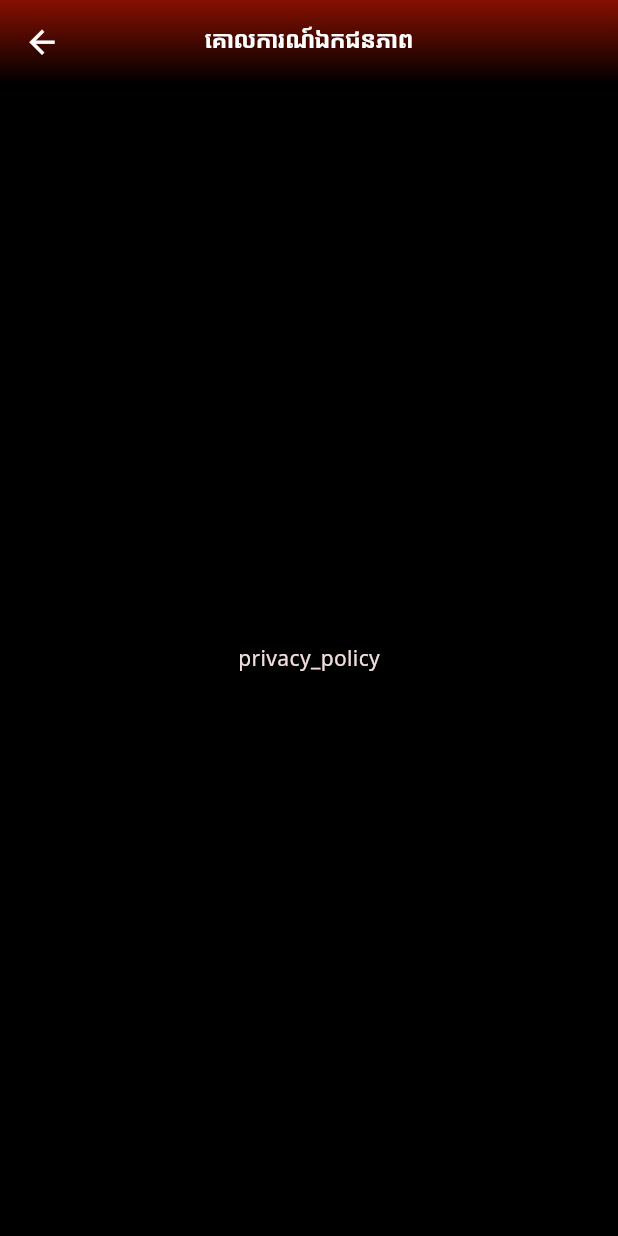
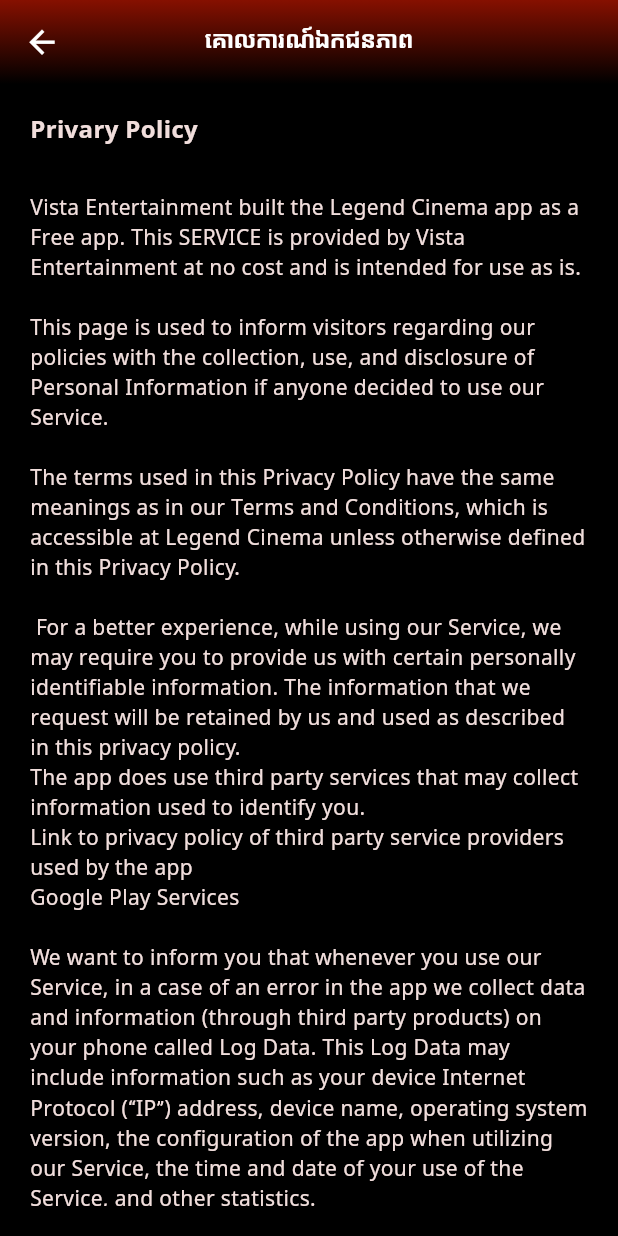
Before and after one commit to leangsengLy/Legend_Cinema, a Flutter app: the Account screen opened directly, after a tap on "គោលការណ៍ឯកជនភាព", on a phone screen of 412 x 824 dp. Run offline on Flutter 3.47's test engine with Material 3 defaults, Android fonts, the phone set to English and light mode, and no system bars; our stand-ins replace carousel_slider, flutter_riverpod, gradient_borders.

Commit message:
add About Us and Terms & Conditions pages; update permissions and UI tab settings

```diff
--- /dev/null
+++ b/legend_cinema/lib/Pages/privacy.dart
@@ -0,0 +1,87 @@
+import 'package:flutter/material.dart';
+import 'package:legend_cinema/appLocalizations.dart';
+
+class Privacy extends StatelessWidget {
+  const Privacy({super.key, required this.title});
+  final String title;
+  @override
+  Widget build(BuildContext context) {
+    return Container(
+      padding: const EdgeInsets.all(20),
+      child: SingleChildScrollView(
+        scrollDirection: Axis.vertical,
+        child: Column(
+          crossAxisAlignment: CrossAxisAlignment.start,
+          children: [
+            Text(
+              AppLocalizations.of(context)!.translate("Privary Policy"),
+              style: const TextStyle(
+                fontSize: 16,
+                fontWeight: FontWeight.bold,
+              ),
+            ),
+            const SizedBox(height: 30),
+            Text(
+              AppLocalizations.of(context)!.translate(
+                  "Vista Entertainment built the Legend Cinema app as a Free app. This SERVICE is provided by Vista Entertainment at no cost and is intended for use as is."),
+            ),
+            const SizedBox(height: 20),
+            Text(
+              AppLocalizations.of(context)!.translate(
+                  "This page is used to inform visitors regarding our policies with the collection, use, and disclosure of Personal Information if anyone decided to use our Service."),
+            ),
+            const SizedBox(height: 20),
+            Text(
+              AppLocalizations.of(context)!.translate(
+                  "The terms used in this Privacy Policy have the same meanings as in our Terms and Conditions, which is accessible at Legend Cinema unless otherwise defined in this Privacy Policy."),
+            ),
+            const SizedBox(height: 20),
+            Text(
+              AppLocalizations.of(context)!.translate(
+                  ''' For a better experience, while using our Service, we may require you to provide us with certain personally identifiable information. The information that we request will be retained by us and used as described in this privacy policy.
+The app does use third party services that may collect information used to identify you.
+Link to privacy policy of third party service providers used by the app
+Google Play Services'''),
+            ),
+            const SizedBox(height: 20),
+            Text(
+              AppLocalizations.of(context)!.translate(
+                  "We want to inform you that whenever you use our Service, in a case of an error in the app we collect data and information (through third party products) on your phone called Log Data. This Log Data may include information such as your device Internet Protocol (“IP”) address, device name, operating system version, the configuration of the app when utilizing our Service, the time and date of your use of the Service, and other statistics."),
+            ),
+            const SizedBox(height: 20),
+            const Text(
+              "Cookies",
+              style: TextStyle(
+                fontWeight: FontWeight.bold,
+                fontSize: 16,
+              ),
+            ),
+            const SizedBox(height: 10),
+            Text(
+              AppLocalizations.of(context)!.translate(
+                  '''Cookies are files with a small amount of data that are commonly used as anonymous unique identifiers. These are sent to your browser from the websites that you visit and are stored on your device's internal memory.
+This Service does not use these “cookies” explicitly. However, the app may use third party code and libraries that use “cookies” to collect information and improve their services. You have the option to either accept or refuse these cookies and know when a cookie is being sent to your device. If you choose to refuse our cookies, you may not be able to use some portions of this Service.'''),
+            ),
+            const SizedBox(height: 20),
+            const Text(
+              "Service Providers",
+              style: TextStyle(
+                fontWeight: FontWeight.bold,
+                fontSize: 16,
+              ),
+            ),
+            Text(
+              AppLocalizations.of(context)!.translate(
+                  '''We may employ third-party companies and individuals due to the following reasons:
+To facilitate our Service;
+To provide the Service on our behalf;
+To perform Service-related services; or
+To assist us in analyzing how our Service is used.
+We want to inform users of this Service that these third parties have access to your Personal Information. The reason is to perform the tasks assigned to them on our behalf. However, they are obligated not to disclose or use the information for any other purpose.'''),
+            ),
+          ],
+        ),
+      ),
+    );
+  }
+}
--- /dev/null
+++ b/legend_cinema/lib/Pages/term_condition.dart
@@ -0,0 +1,49 @@
+import 'package:flutter/material.dart';
+import 'package:legend_cinema/appLocalizations.dart';
+
+class TermCondition extends StatelessWidget {
+  const TermCondition({super.key});
+  @override
+  Widget build(BuildContext context) {
+    return Container(
+      padding: const EdgeInsets.all(20),
+      child: SingleChildScrollView(
+        scrollDirection: Axis.vertical,
+        child: Column(
+          crossAxisAlignment: CrossAxisAlignment.start,
+          children: [
+            Text(
+              AppLocalizations.of(context)!.translate("Terms & Conditions"),
+              style: const TextStyle(
+                fontSize: 16,
+                fontWeight: FontWeight.bold,
+              ),
+            ),
+            const SizedBox(height: 30),
+            Text(
+              AppLocalizations.of(context)!
+                  .translate("Ticket Purchased Rule and Regulation"),
+            ),
+            const SizedBox(height: 20),
+            Text(
+              AppLocalizations.of(context)!.translate(
+                  '''1. Every movie tickets purchased via the Sale Channels are strictly non-refundable and are not available for exchange under whatever circumstances.
+2. Purchased tickets are not exchangeable for tickets at a different price, for another movie, or for another screening or day.
+3. Movie tickets purchased via the Sales Channels will be available for collection at the relevant cinema from the ticket counter or at our KIOSK machine (where available) by producing the booking numbers/reservation sent by email or as available under the purchased history feature in Legend Mobile application or any other means that shall be introduced by Legend Cinema from time to time.
+4. In case of any malfunctions of the reservation or purchase form placed on the website or mobile application, please contact us immediately at the following e-mail address hotline@legend.com.kh or contact our hotline 081300400 at least 30 minutes before the movie start. We would also like to inform you that it is the basis and condition for an effective complaint about the impossibility or difficulties in purchasing tickets online.
+5. If the User fails to purchase a ticket for the screening for which he or she has reserved a seat in the Legend Cinema within the time limit specified in clause 4 above, the reservation of such a seat cannot be guaranteed.
+6. Movie tickets are made available subject to the classification of relevant film given by the Film Censorship Board of Cambodia. Legend Cinema has a legal obligation to refuse admission to a person, who in the opinion of its duty manager, is under the minimum age required for NC15 and R18 classified films (including children in arms). Proof of age may be required in certain instances.'''),
+            ),
+            const SizedBox(height: 20),
+            Text(
+              AppLocalizations.of(context)!.translate(
+                  '''Legend Cinema reserved the rights to have term and condition changed.
+All rights reserved Legend Cinema Co, Ltd 2024.'''),
+            ),
+          ],
+        ),
+      ),
+    );
+    ;
+  }
+}
--- a/legend_cinema/lib/Screen/more/account.dart
+++ b/legend_cinema/lib/Screen/more/account.dart
@@ -2,10 +2,13 @@ import 'package:flutter/material.dart';
 import 'package:flutter_riverpod/flutter_riverpod.dart';
 import 'package:legend_cinema/Component/More/Account/tab_account.dart';
 import 'package:legend_cinema/Component/Screen/default_screen_background.dart';
+import 'package:legend_cinema/Pages/about_us.dart';
 import 'package:legend_cinema/Pages/contact.dart';
 import 'package:legend_cinema/Pages/language.dart';
 import 'package:legend_cinema/Component/Provider/translate/country.dart';
 import 'package:legend_cinema/Pages/news.dart';
+import 'package:legend_cinema/Pages/privacy.dart';
+import 'package:legend_cinema/Pages/term_condition.dart';
 import 'package:legend_cinema/appLocalizations.dart';
 
 class Account extends ConsumerStatefulWidget {
@@ -66,6 +69,18 @@ class AccountState extends ConsumerState<Account> {
     if (title == "news_and_activity") {
       contentTab = const News();
     }
+    if (title == "about_us") {
+      contentTab = const AboutUs();
+    }
+    if (title == "privacy_policy") {
+      contentTab = Privacy(
+        title: title,
+      );
+    }
+    if (title == "term_condition") {
+      contentTab = const TermCondition();
+    }
+
     print(title);
     Navigator.push(
       context,
```
Also changed, not shown: legend_cinema/assets/lang/en.json (+8 -1 lines), legend_cinema/assets/lang/km.json (+7 -1 lines), legend_cinema/lib/Pages/about_us.dart (added, +65 -0 lines), legend_cinema/lib/Screen/MainLegend.dart (+5 -5 lines), 3 other files.
